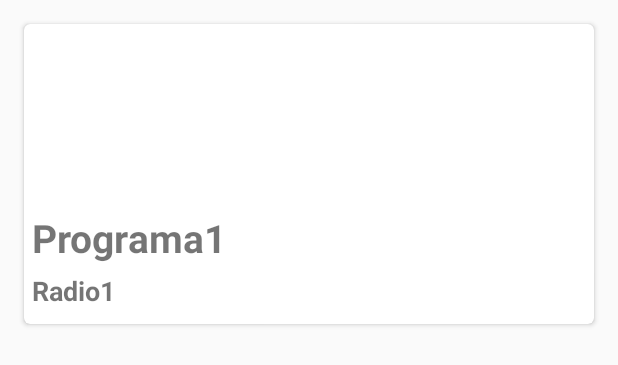
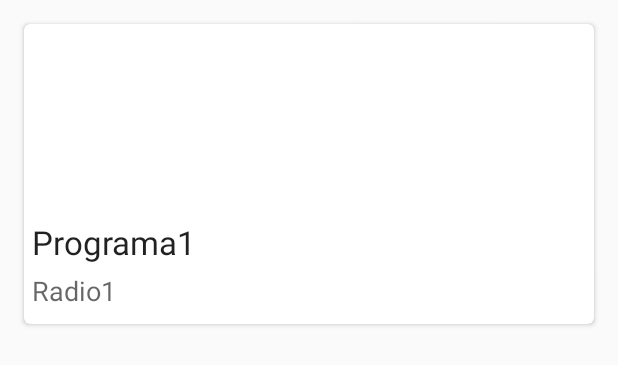
Before and after one commit to dariojolo/ProgramasPartidarios, an Android app: the layout list_item_recycler.xml on its own in the app's theme, with its tools: preview values and no code run, on a phone screen of 412 x 824 dp. Shown: the top 365 px of the screen. Run offline under Robolectric (Android 15) with nearby library versions, the phone set to English and light mode, and no system bars.

Commit message:
Modificado la tipografia en recycler

```diff
--- a/app/src/main/java/android/dariojolo/com/ar/programaspartidarios/adapters/MyAdapter.java
+++ b/app/src/main/java/android/dariojolo/com/ar/programaspartidarios/adapters/MyAdapter.java
@@ -1,6 +1,5 @@
 package android.dariojolo.com.ar.programaspartidarios.adapters;
 
-import android.app.Activity;
 import android.content.Context;
 import android.dariojolo.com.ar.programaspartidarios.R;
 import android.dariojolo.com.ar.programaspartidarios.models.Programa;
@@ -25,7 +24,6 @@ public class MyAdapter extends RecyclerView.Adapter<MyAdapter.ViewHolder> {
     private int layout;
     private OnItemClickListener itemClickListener;
     private Context context;
-    private Activity activity;
 
 
     public MyAdapter(List<Programa> programas, int layout,OnItemClickListener itemClickListener) {
--- a/app/src/main/res/layout/list_item_recycler.xml
+++ b/app/src/main/res/layout/list_item_recycler.xml
@@ -23,8 +23,7 @@
         android:layout_marginBottom="40dp"
         android:layout_marginLeft="5dp"
         android:text="Programa1"
-        android:textSize="26dp"
-        android:textStyle="bold"/>
+        android:textAppearance="@style/TextAppearance.AppCompat.Large" />
     <TextView
         android:id="@+id/txtEmisoraPrograma"
         android:layout_width="wrap_content"
@@ -33,6 +32,5 @@
         android:layout_marginBottom="10dp"
         android:layout_marginLeft="5dp"
         android:text="Radio1"
-        android:textSize="18dp"
-        android:textStyle="bold"/>
+        android:textAppearance="@style/TextAppearance.AppCompat.Medium"/>
 </android.support.v7.widget.CardView>
```
